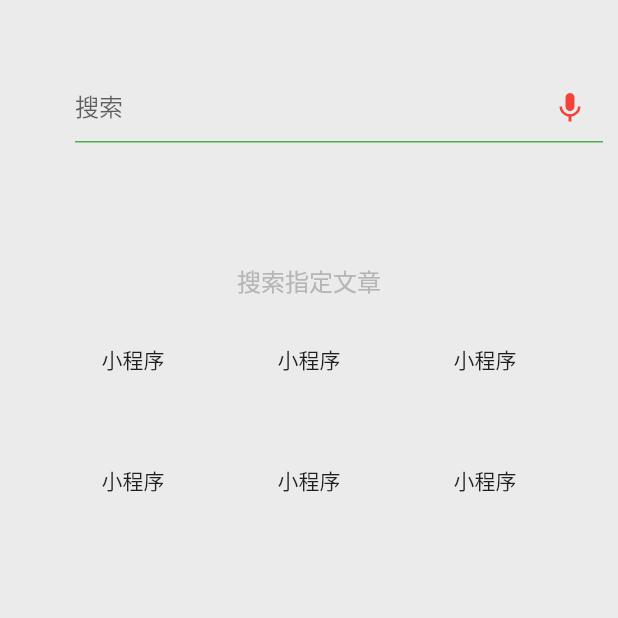
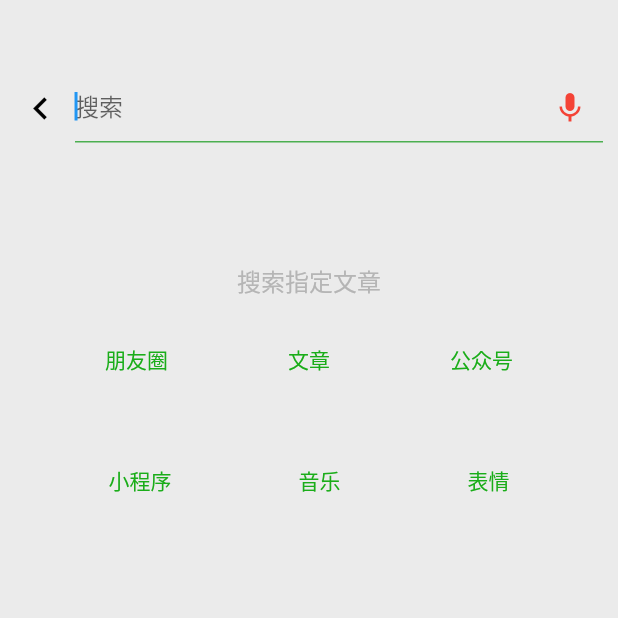
Before and after one commit to china-xuhappy/flutter, a Flutter app: the screen it shows after launch, after a tap on the "search" icon, on a phone screen of 412 x 824 dp, the top half of it. Run offline on Flutter 3.47's test engine with Material 2 defaults, Android fonts, the phone set to English and light mode, and no system bars; our stand-ins replace date_format, flutter_local_notifications; missing offline and left inert: flutter_webview_plugin; network calls fail.

Commit message:
add home

```diff
--- a/lib/app.dart
+++ b/lib/app.dart
@@ -1,4 +1,5 @@
 import 'package:flutter/material.dart';
+import './chat/message_page.dart';
 
 class App extends StatefulWidget {
   @override
@@ -10,6 +11,18 @@ class App extends StatefulWidget {
 
 class MainState extends State<App> {
   var _currentIndex = 0;
+
+  MessagePage message;
+
+  currentPage(){
+    switch(_currentIndex){
+      case 0:
+        if(message == null){
+          message = new MessagePage();
+        }
+        return message;
+    }
+  }
 
   _popupMenuItem(String title, {String imagePath, IconData icon}) {
     return PopupMenuItem(
@@ -41,26 +54,6 @@ class MainState extends State<App> {
   Widget build(BuildContext context) {
     // TODO: implement build
     return new Scaffold(
-      body: Center(
-        child: Padding(
-            padding: new EdgeInsets.only(top: 80),
-          child: Column(
-            children: <Widget>[
-              Image.network(
-                "https://ws2.sinaimg.cn/large/9150e4e5ly1ffbfs6gnlgj204g044746.jpg",
-                width: 200,
-                height: 200,
-              ),
-              Image.network(
-                "https://ws1.sinaimg.cn/large/9150e4e5ly1fumazpa7hxg205i058mx6.gif",
-                width: 200,
-                height: 200,
-              ),
-              new Text("你暂时没有信息")
-            ],
-          ),
-        )
-      ),
       appBar: new AppBar(
         title: new Text("微信"),
         actions: <Widget>[
@@ -95,6 +88,7 @@ class MainState extends State<App> {
           onTap: ((index) {
             setState(() {
               _currentIndex = index;
+              print(_currentIndex);
             });
           }),
           items: [
@@ -178,7 +172,9 @@ class MainState extends State<App> {
                         width: 32,
                         height: 28,
                       ))
-          ]),
+          ]
+        ),
+      body: currentPage(),
     );
   }
 }
--- /dev/null
+++ b/lib/chat/message_item.dart
@@ -0,0 +1,77 @@
+import 'package:flutter/material.dart';
+import './message_data.dart';
+import '../common/touch_callback.dart';
+import 'package:date_format/date_format.dart';
+import './chat_page.dart';
+
+class MessageItem extends StatelessWidget {
+  final MessageData message;
+
+  MessageItem(this.message);
+
+  @override
+  Widget build(BuildContext context) {
+    // TODO: implement build
+    return Container(
+      decoration: BoxDecoration(
+        color: Colors.white,
+        border:
+            Border(bottom: BorderSide(width: 0.5, color: Color(0xFFd9d9d9))),
+      ),
+      height: 70,
+      child: TouchCallBack(
+          child: Row(
+            crossAxisAlignment: CrossAxisAlignment.center,
+            children: <Widget>[
+              Container(
+                margin: const EdgeInsets.only(left: 13, right: 13),
+                child: Image.network(
+                  message.avatar,
+                  width: 50,
+                  height: 50,
+                ),
+              ),
+              Expanded(
+                  child: Column(
+                mainAxisAlignment: MainAxisAlignment.center,
+                crossAxisAlignment: CrossAxisAlignment.start,
+                children: <Widget>[
+                  Text(
+                    message.title,
+                    style: TextStyle(fontSize: 16, color: Color(0xDD353535)),
+                  ),
+                  Padding(
+                    padding: const EdgeInsets.only(top: 8),
+                  ),
+                  Text(
+                    message.subTitle,
+                    style: TextStyle(fontSize: 14, color: Color(0xFFa9a9a9)),
+                    maxLines: 1,
+                    overflow: TextOverflow.ellipsis,
+                  )
+                ],
+              )),
+              Container(
+                alignment: AlignmentDirectional.topStart,
+                margin: const EdgeInsets.only(right: 12, top: 12),
+                child: Text(
+                  formatDate(message.time, [HH, ":", nn, ":", ss]).toString(),
+                  style: TextStyle(fontSize: 14, color: Color(0xFFa9a9a9)),
+                ),
+              )
+            ],
+          ),
+          onPressed: () {
+            print("点击了");
+
+
+            Navigator.push(
+                    context,
+                    new MaterialPageRoute(
+                        builder: (context) => new ChatPage(
+                              product: message,
+                            )));
+          }),
+    );
+  }
+}
--- /dev/null
+++ b/lib/chat/message_page.dart
@@ -0,0 +1,26 @@
+import 'package:flutter/material.dart';
+import './message_data.dart';
+import './message_item.dart';
+
+class MessagePage extends StatefulWidget{
+  @override
+  State<StatefulWidget> createState() {
+    // TODO: implement createState
+    return new MessagePageState();
+  }
+}
+
+class MessagePageState extends State<MessagePage>{
+  @override
+  Widget build(BuildContext context) {
+    // TODO: implement build
+    return Scaffold(
+      body: ListView.builder(
+          itemCount: messageData.length,
+          itemBuilder: (BuildContext context,int index){
+            return new MessageItem(messageData[index]);
+          }
+      ),
+    );
+  }
+}
--- /dev/null
+++ b/lib/common/touch_callback.dart
@@ -0,0 +1,47 @@
+import 'package:flutter/material.dart';
+
+class TouchCallBack extends StatefulWidget{
+  final Widget child;
+  final VoidCallback onPressed;
+  final bool isfeed;
+  final Color background;
+  TouchCallBack({Key key,
+    @required this.child,
+    @required this.onPressed,
+    this.isfeed:true,
+    this.background:const Color(0xffd8d8d8),
+  }):super(key:key);
+
+  @override
+  State<StatefulWidget> createState() {
+    // TODO: implement createState
+    return new TouchState();
+  }
+}
+
+class TouchState extends State<TouchCallBack>{
+  Color color = Colors.transparent;
+
+  @override
+  Widget build(BuildContext context) {
+    // TODO: implement build
+    return GestureDetector(
+      child: Container(
+        color: color,
+        child: widget.child,
+      ),
+      onTap: widget.onPressed,
+      onPanDown: (d){
+        if(widget.isfeed == false) return;
+        setState(() {
+          color = widget.background;
+        });
+      },
+      onPanCancel: (){
+        setState(() {
+          color = color;
+        });
+      },
+    );
+  }
+}
--- a/lib/loading.dart
+++ b/lib/loading.dart
@@ -8,18 +8,19 @@ class LoadingPage extends StatefulWidget{
     // TODO: implement createState
     return new _LoadingState();
   }
+
 }
 class _LoadingState extends State<LoadingPage>{
   @override
   void initState() {
     // TODO: implement initState
     super.initState();
+
     new Future.delayed(Duration(seconds: 3),(){
       print("3miao");
       Navigator.of(context).pushReplacementNamed("app");
     });
   }
-
   @override
   Widget build(BuildContext context) {
     // TODO: implement build
@@ -27,4 +28,5 @@ class _LoadingState extends State<LoadingPage>{
       child: new Image.asset("images/loading.jpg"),
     );
   }
+
 }
--- a/lib/main.dart
+++ b/lib/main.dart
@@ -3,6 +3,7 @@ import 'package:flutter_webview_plugin/flutter_webview_plugin.dart';
 import 'loading.dart';
 import './app.dart';
 import './search.dart';
+import 'chat/chat_page.dart';
 
 void main() => runApp(MaterialApp(
   debugShowCheckedModeBanner: false,
@@ -11,6 +12,7 @@ void main() => runApp(MaterialApp(
   routes: <String,WidgetBuilder>{
     "app":(BuildContext context) => new App(),
     'search':(BuildContext context) => new Search(),
+//    'chat-page':(BuildContext context) => new ChatPage(),
     "/friends":(_) => new WebviewScaffold(
         url: "https//weixin.qq.com/",
       appBar: new AppBar(
--- a/lib/search.dart
+++ b/lib/search.dart
@@ -1,5 +1,5 @@
 import 'package:flutter/material.dart';
-
+import './common/touch_callback.dart';
 
 class Search extends StatefulWidget{
   @override
@@ -7,6 +7,24 @@ class Search extends StatefulWidget{
 }
 
 class SearchState extends State<Search>{
+
+  FocusNode focusNode = new FocusNode();
+  _requestFocus(){
+    FocusScope.of(context).requestFocus(focusNode);
+    return focusNode;
+  }
+
+  _getText(String text){
+    return TouchCallBack(
+      isfeed: false,
+      onPressed: (){},
+      child: Text(
+        text,
+        style: TextStyle(fontSize: 14,color: Color(0xff1aad19)),
+      ),
+    );
+  }
+
   @override
   Widget build(BuildContext context) {
     // TODO: implement build
@@ -18,6 +36,20 @@ class SearchState extends State<Search>{
           children: <Widget>[
             Stack(
               children: <Widget>[
+                TouchCallBack(
+                  isfeed: false,
+                  onPressed: (){
+                    Navigator.pop(context);
+                  },
+                  child: Container(
+                    height: 45,
+                    margin: const EdgeInsets.only(left: 12,right: 10),
+                    child: Icon(
+                      Icons.chevron_left,color: Colors.black,size: 30,
+                    ),
+                  ),
+                ),
+
                 Container(
                   alignment: Alignment.centerLeft,
                   height: 45,
@@ -30,6 +62,7 @@ class SearchState extends State<Search>{
                     children: <Widget>[
                       Expanded(
                         child: TextField(
+                          focusNode: _requestFocus(),
                           style: TextStyle(
                             color: Colors.black,
                             fontSize: 16
@@ -65,18 +98,9 @@ class SearchState extends State<Search>{
               child: Row(
                 mainAxisAlignment: MainAxisAlignment.spaceAround,
                 children: <Widget>[
-                  Text(
-                    "小程序",
-
-                  ),
-                  Text(
-                    "小程序",
-
-                  ),
-                  Text(
-                    "小程序",
-
-                  )
+                  _getText("朋友圈"),
+                  _getText("文章"),
+                  _getText("公众号")
                 ],
               ),
             ),
@@ -85,18 +109,9 @@ class SearchState extends State<Search>{
               child: Row(
                 mainAxisAlignment: MainAxisAlignment.spaceAround,
                 children: <Widget>[
-                  Text(
-                    "小程序",
-
-                  ),
-                  Text(
-                    "小程序",
-
-                  ),
-                  Text(
-                    "小程序",
-
-                  )
+                  _getText("小程序"),
+                  _getText("音乐"),
+                  _getText("表情")
                 ],
               ),
             )
--- a/pubspec.yaml
+++ b/pubspec.yaml
@@ -21,6 +21,8 @@ dependencies:
     sdk: flutter
   flutter_webview_plugin: "^0.2.1+2"
   date_format: "^1.0.4"
+  web_socket_channel: ^1.0.9
+  flutter_local_notifications: ^0.5.2
 
   # The following adds the Cupertino Icons font to your application.
   # Use with the CupertinoIcons class for iOS style icons.
```
Also changed, not shown: lib/chat/chat_page.dart (added, +264 -0 lines), lib/chat/message_data.dart (added, +16 -0 lines), lib/contacts/contacts.dart (added, +10 -0 lines), lib/contacts/contact_header.dart (added), lib/contacts/contact_sider_list.dart (added), lib/contacts/contact_vo.dart (added), pubspec.lock, 2 other files.
